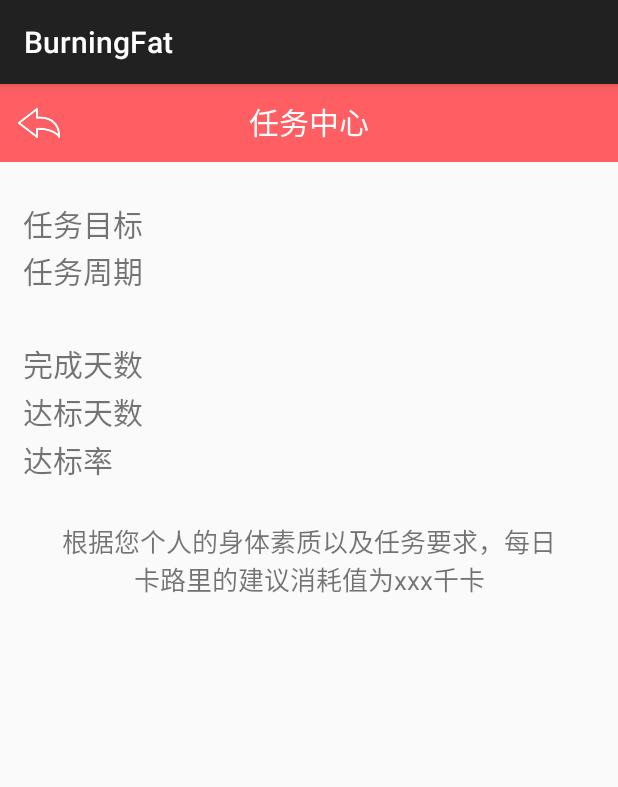
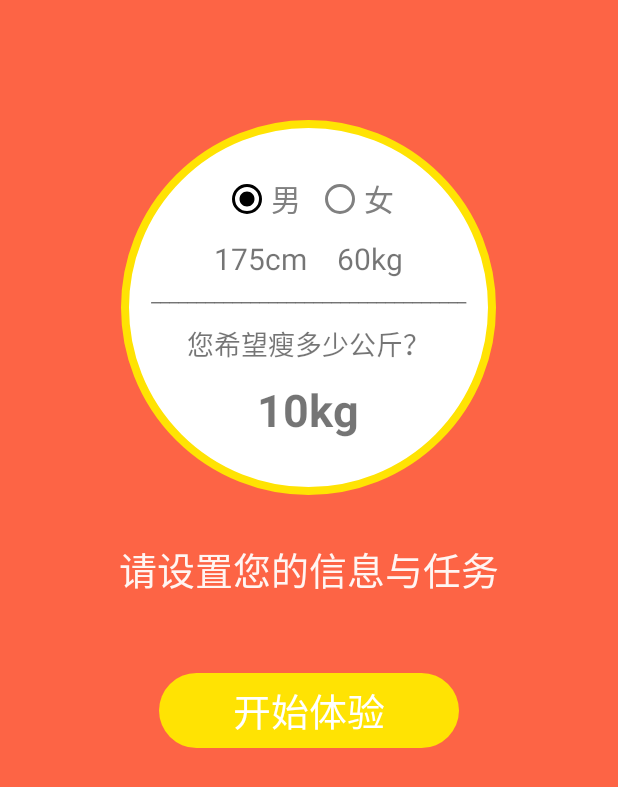
Before and after one commit to milov95/BurningFat, an Android app: the fragment FirstSetFragment shown on its own in the app's theme, on a phone screen of 412 x 824 dp. Shown: the top 787 px of the screen. Run offline under Robolectric (Android 15) with nearby library versions, the phone set to English and light mode, and no system bars; libraries missing offline, so code that uses them is left out: android.support.percent; plain views replace PercentRelativeLayout.

Commit message:
新增了NumberPickerDialog以及DataManager

```diff
--- a/app/src/main/AndroidManifest.xml
+++ b/app/src/main/AndroidManifest.xml
@@ -6,7 +6,7 @@
         android:allowBackup="true"
         android:icon="@mipmap/ic_launcher"
         android:label="@string/app_name"
-        android:theme="@style/AppTheme" >
+        android:theme="@style/Theme.AppCompat.Light.NoActionBar">
         <activity
             android:name=".activity.HomeActivity"
             android:label="@string/app_name"
--- a/app/src/main/java/com/milov/fat/fragment/FirstSetFragment.java
+++ b/app/src/main/java/com/milov/fat/fragment/FirstSetFragment.java
@@ -1,32 +1,106 @@
 package com.milov.fat.fragment;
 
+import android.app.AlertDialog;
 import android.app.Fragment;
+import android.content.DialogInterface;
 import android.os.Bundle;
+import android.preference.DialogPreference;
 import android.view.LayoutInflater;
 import android.view.View;
 import android.view.ViewGroup;
+import android.widget.NumberPicker;
+import android.widget.RadioGroup;
+import android.widget.TextView;
+import android.widget.Toast;
 
 
 import com.milov.fat.R;
+import com.milov.fat.activity.HomeActivity;
+import com.milov.fat.util.DataManager;
 
 /**
  * Created by Milov on 2015/9/22.
  */
 public class FirstSetFragment extends Fragment implements View.OnClickListener {
 
+    RadioGroup genderRadioGroup;
+    TextView height,weight,goal;
+    NumberPicker heightPicker,weightPicker,goalPicker;
+    AlertDialog pickerDialog;
+    DataManager dataManager;
+
     @Override
     public View onCreateView(LayoutInflater inflater, ViewGroup container,Bundle savedInstanceState) {
-        View view = inflater.inflate(R.layout.mission_fragment_layout,container,false);
+        View view = inflater.inflate(R.layout.first_set_fragment_layout,container,false);
+        height = (TextView) view.findViewById(R.id.first_set_height);
+        weight = (TextView) view.findViewById(R.id.first_set_weight);
+        goal = (TextView) view.findViewById(R.id.first_set_goal);
 
+        height.setOnClickListener(this);
+        weight.setOnClickListener(this);
+        goal.setOnClickListener(this);
+
+        dataManager = dataManager.getInstance();
         return view;
     }
 
     @Override
     public void onClick(View v) {
+        if( v.getId() == R.id.first_set_start && getActivity() instanceof FirstSelfInfoSetFragClickListener){
+            ((FirstSelfInfoSetFragClickListener) getActivity()).onFirstSelfInfoSetFragClick(v);
+        } else {
+            showPickerDialog();
+        }
+    }
 
-        if(getActivity() instanceof FirstSelfInfoSetFragClickListener){
-            ((FirstSelfInfoSetFragClickListener) getActivity()).onFirstSelfInfoSetFragClick(v);
-        }
+    private void showPickerDialog(){
+        // 取得自定义NumberPickerDialog
+        LayoutInflater layoutInflater = LayoutInflater.from(getActivity());
+        View pickerDialogLayout = layoutInflater.inflate(R.layout.info_picker_dialog_layout, null);
+        initNumberPicker(pickerDialogLayout);
+
+        // 配置自定义的AlertDialog
+        pickerDialog = new AlertDialog.Builder(getActivity())
+                .setTitle("设置用户信息与目标")
+                .setView(pickerDialogLayout)
+                .setPositiveButton("确定", new DialogInterface.OnClickListener() {
+                    @Override
+                    public void onClick(DialogInterface dialog, int which) {
+                        Toast.makeText(getActivity(),"height:"+heightPicker.getValue(),Toast.LENGTH_SHORT).show();
+                    }
+                })
+                .setNegativeButton("取消", new DialogInterface.OnClickListener() {
+                    @Override
+                    public void onClick(DialogInterface dialog, int which) {
+
+                    }
+                })
+                .create();
+        pickerDialog.show();
+    }
+
+    private void initNumberPicker(View view){
+        heightPicker = (NumberPicker) view.findViewById(R.id.first_set_height_picker);
+        weightPicker = (NumberPicker) view.findViewById(R.id.first_set_weight_picker);
+        goalPicker = (NumberPicker) view.findViewById(R.id.first_set_goal_picker);
+
+
+
+        heightPicker.setDisplayedValues(dataManager.heights);
+        weightPicker.setDisplayedValues(dataManager.weights);
+        goalPicker.setDisplayedValues(dataManager.goals);
+
+        heightPicker.setMinValue(0);
+        heightPicker.setMaxValue(dataManager.heights.length - 1);
+        heightPicker.setValue(17);
+
+        weightPicker.setMinValue(0);
+        weightPicker.setMaxValue(dataManager.weights.length-1);
+        weightPicker.setValue(10);
+
+        goalPicker.setMinValue(0);
+        goalPicker.setMaxValue(dataManager.goals.length-1);
+        goalPicker.setValue(4);
     }
 
     public interface FirstSelfInfoSetFragClickListener{
--- /dev/null
+++ b/app/src/main/java/com/milov/fat/util/DataManager.java
@@ -0,0 +1,51 @@
+package com.milov.fat.util;
+
+/**
+ * Created by Milov on 2015/9/25.
+ */
+public class DataManager {
+
+    /**
+     * 用于获取应用数据
+     */
+    private static DataManager dataManager;
+    /**
+     * 设置用户信息及任务时的数据项
+     */
+    public String[] heights,weights,goals;
+
+    private DataManager(){
+        heights = new String[51];
+        for(int i = 0; i <= 50;i++){
+            heights[i]=i+150+"cm";
+            if(i==0)
+                heights[0] = "≤150cm";
+            else if(i==50)
+                heights[50] = "≥200cm";
+        }
+        weights = new String[61];
+        for(int i = 0; i <= 60;i++){
+            weights[i]=i+40+"kg";
+            if(i==0)
+                weights[0] = "≤40kg";
+            else if(i==60)
+                weights[60] = "≥100kg";
+        }
+        goals = new String[20];
+        for(int i = 0; i <= 19;i++){
+            goals[i]="-"+ i + "kg";
+        }
+    }
+
+    /**
+     * 单一实例
+     */
+    public static DataManager getInstance(){
+        if(dataManager == null )
+            dataManager = new DataManager();
+        return dataManager;
+    }
+
+
+
+}
--- a/app/src/main/res/layout/first_set_fragment_layout.xml
+++ b/app/src/main/res/layout/first_set_fragment_layout.xml
@@ -17,12 +17,14 @@
         android:orientation="vertical">
 
         <RadioGroup
+            android:id="@+id/first_set_gender_radio_group"
             android:layout_width="match_parent"
             android:layout_height="wrap_content"
             android:orientation="horizontal"
             android:gravity="center"
             >
             <RadioButton
+                android:id="@+id/first_set_male_radio_button"
                 android:layout_width="wrap_content"
                 android:layout_height="wrap_content"
                 android:text="男"
@@ -30,8 +32,10 @@
                 android:textColor="@color/gray"
                 android:checked="true"
                 android:buttonTint="@color/gray"
+                android:buttonTintMode="multiply"
                 />
             <RadioButton
+                android:id="@+id/first_set_female_radio_button"
                 android:layout_width="wrap_content"
                 android:layout_height="wrap_content"
                 android:text="女"
@@ -51,12 +55,14 @@
             android:layout_marginTop="10dp">
 
             <TextView
+                android:id="@+id/first_set_height"
                 android:layout_width="wrap_content"
                 android:layout_height="wrap_content"
                 android:text="175cm"
                 android:textSize="20dp"
                 />
             <TextView
+                android:id="@+id/first_set_weight"
                 android:layout_width="wrap_content"
                 android:layout_height="wrap_content"
                 android:text="60kg"
@@ -79,6 +85,7 @@
             android:textSize="18dp"/>
 
         <TextView
+            android:id="@+id/first_set_goal"
             android:layout_marginTop="10dp"
             android:layout_width="wrap_content"
             android:layout_height="wrap_content"
@@ -98,14 +105,14 @@
         android:layout_marginTop="30dp"
         android:layout_below="@id/first_set_info_layout"
         android:textColor="#eeffffff"
-        android:textStyle="bold"
         />
 
     <TextView
+        android:id="@+id/first_set_start"
         android:layout_width="wrap_content"
         android:layout_height="50dp"
         android:gravity="center"
-        android:text="开始任务"
+        android:text="开始体验"
         android:textSize="25dp"
         android:textColor="@android:color/white"
         android:shadowColor="#00000000"
@@ -116,4 +123,5 @@
         />
 
 
+
 </android.support.percent.PercentRelativeLayout>
--- a/app/src/main/res/values/colors.xml
+++ b/app/src/main/res/values/colors.xml
@@ -7,5 +7,6 @@
     <color name="light_red">#ffc4c5</color>
     <color name="gray">#808080</color>
     <color name="green">#4d8801</color>
+    <color name="yellow">#ffe303</color>
 
 </resources>
```
Also changed, not shown: app/src/main/java/com/milov/fat/activity/homeActivity.java (+15 -2 lines), app/src/main/res/layout/info_picker_dialog_layout.xml (added, +63 -0 lines).
